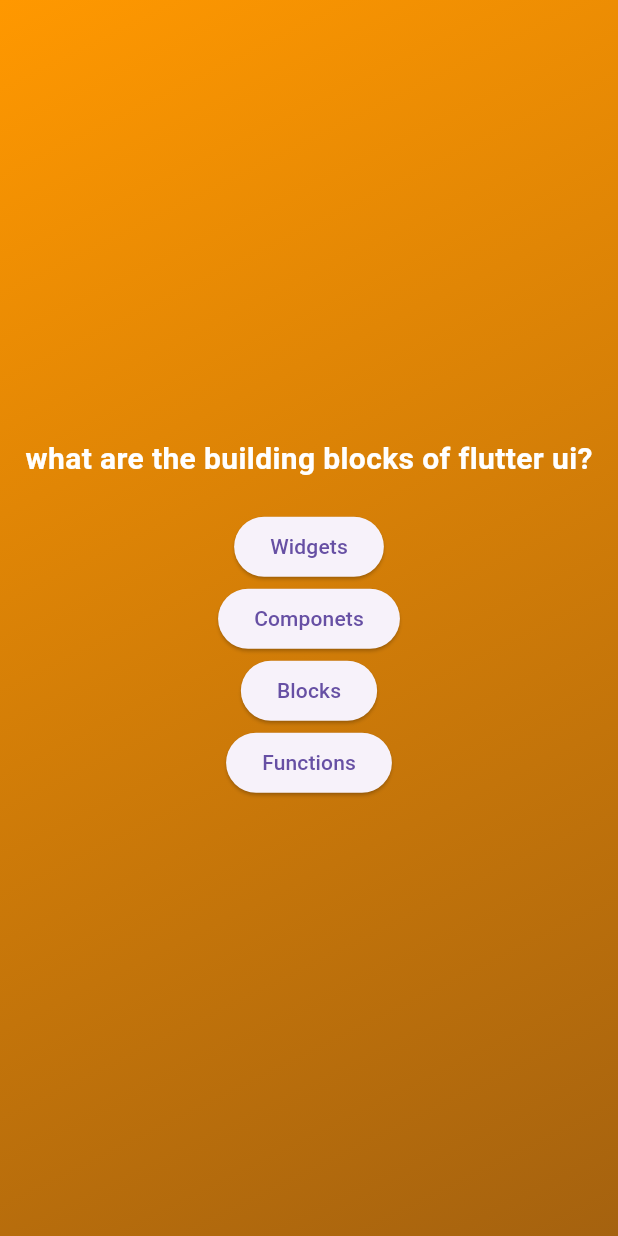
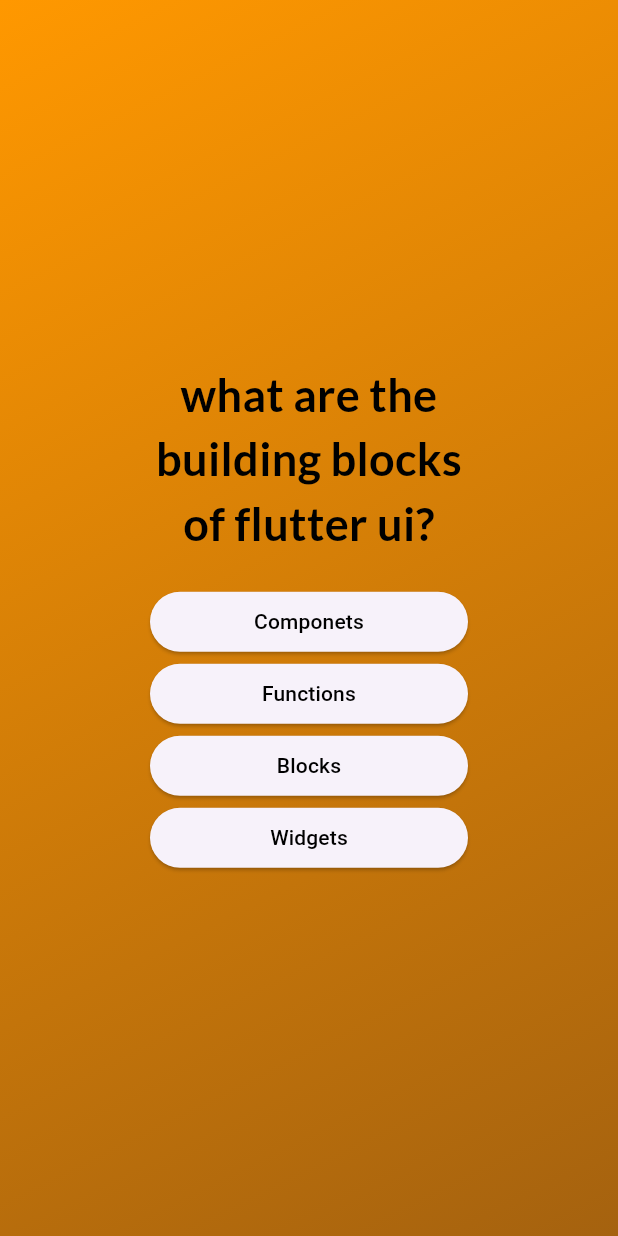
Before and after one commit to sohail-shahid/simple_quiz_app, a Flutter app: the screen it shows after launch, after a tap on "Start Quize", on a phone screen of 412 x 824 dp. Run offline on Flutter 3.47's test engine with Material 3 defaults, Android fonts, the phone set to English and light mode, and no system bars; our stand-ins replace google_fonts.

Commit message:
font added, alignments, multiple choice shuffling

```diff
--- a/lib/custom_widgets/multiple_option_button.dart
+++ b/lib/custom_widgets/multiple_option_button.dart
@@ -10,7 +10,11 @@ class MultipleOptionButton extends StatelessWidget {
   Widget build(BuildContext context) {
     return ElevatedButton(
       onPressed: onOptionSelect,
-      child: Text(optionText),
+      child: Text(
+        optionText,
+        style: const TextStyle(color: Colors.black),
+        textAlign: TextAlign.center,
+      ),
     );
   }
 }
--- a/lib/models/multiple_choice_question.dart
+++ b/lib/models/multiple_choice_question.dart
@@ -3,4 +3,10 @@ class MultipleChoiceQuestion {
   final String question;
   final List<String> options;
   final String answer;
+
+  List<String> getShuffledOptions() {
+    final List<String> optionCopy = List.of(options);
+    optionCopy.shuffle();
+    return optionCopy;
+  }
 }
--- a/lib/question_screen.dart
+++ b/lib/question_screen.dart
@@ -1,4 +1,5 @@
 import 'package:flutter/material.dart';
+import 'package:google_fonts/google_fonts.dart';
 import 'package:simple_quiz_app/custom_widgets/multiple_option_button.dart';
 import 'package:simple_quiz_app/data_providers/multiple_choice_quiz.dart';
 
@@ -11,33 +12,46 @@ class QuestionScreen extends StatefulWidget {
 }
 
 class _QuestionScreenState extends State<QuestionScreen> {
-  final currentQuestion = MultipleChoiceQuiz().questions[0];
+  int currentQuestionIndex = 0;
+  void onOptionSelect() {
+    setState(() {
+      currentQuestionIndex += 1;
+    });
+  }
+
   @override
   Widget build(context) {
+    final currentQuestion =
+        MultipleChoiceQuiz().questions[currentQuestionIndex];
     return SizedBox(
       width: double.infinity,
+      child: Container(
+        margin: const EdgeInsets.all(100),
         child: Column(
           mainAxisAlignment: MainAxisAlignment.center,
+          crossAxisAlignment: CrossAxisAlignment.stretch,
           children: [
             Text(
               currentQuestion.question,
-            style: const TextStyle(
-              fontSize: 20,
+              style: GoogleFonts.lato(
+                fontSize: 30,
                 fontWeight: FontWeight.bold,
-              color: Colors.white,
+                color: Colors.black,
               ),
+              textAlign: TextAlign.center,
             ),
             const SizedBox(
               height: 20,
             ),
-          ...currentQuestion.options.map((option) {
+            ...currentQuestion.getShuffledOptions().map((option) {
               return MultipleOptionButton(
                 optionText: option,
-              onOptionSelect: () {},
+                onOptionSelect: onOptionSelect,
               );
             }),
           ],
         ),
+      ),
     );
   }
 }
--- a/lib/start_screen.dart
+++ b/lib/start_screen.dart
@@ -1,4 +1,5 @@
 import 'package:flutter/material.dart';
+import 'package:google_fonts/google_fonts.dart';
 
 class StartScreen extends StatelessWidget {
   final void Function() startQuiz;
@@ -12,16 +13,17 @@ class StartScreen extends StatelessWidget {
           Image.asset(
             './assets/images/quiz-logo.png',
             width: 300,
-            color: const Color.fromARGB(132, 255, 255, 255),
+            color: const Color.fromARGB(132, 52, 48, 48),
           ),
           const SizedBox(
             height: 89,
           ),
-          const Text(
+          Text(
             'Learn Flutter the fun way',
-            style: TextStyle(
-              color: Colors.white,
-              fontSize: 20,
+            style: GoogleFonts.lato(
+              fontSize: 30,
+              fontWeight: FontWeight.bold,
+              color: Colors.black,
             ),
           ),
           const SizedBox(
@@ -32,8 +34,18 @@ class StartScreen extends StatelessWidget {
             style: OutlinedButton.styleFrom(
               foregroundColor: Colors.white,
             ),
-            icon: const Icon(Icons.arrow_right_alt),
-            label: const Text('Start Quize'),
+            icon: const Icon(
+              Icons.arrow_right_alt,
+              color: Colors.black,
+            ),
+            label: Text(
+              'Start Quize',
+              style: GoogleFonts.lato(
+                fontSize: 20,
+                fontWeight: FontWeight.bold,
+                color: Colors.black,
+              ),
+            ),
           ),
         ],
       ),
--- a/pubspec.yaml
+++ b/pubspec.yaml
@@ -34,6 +34,7 @@ dependencies:
   # The following adds the Cupertino Icons font to your application.
   # Use with the CupertinoIcons class for iOS style icons.
   cupertino_icons: ^1.0.6
+  google_fonts: ^6.2.1
 
 dev_dependencies:
   flutter_test:
```
Also changed, not shown: pubspec.lock, 10 other files. Lines whose indentation alone changed are shown as unchanged.
